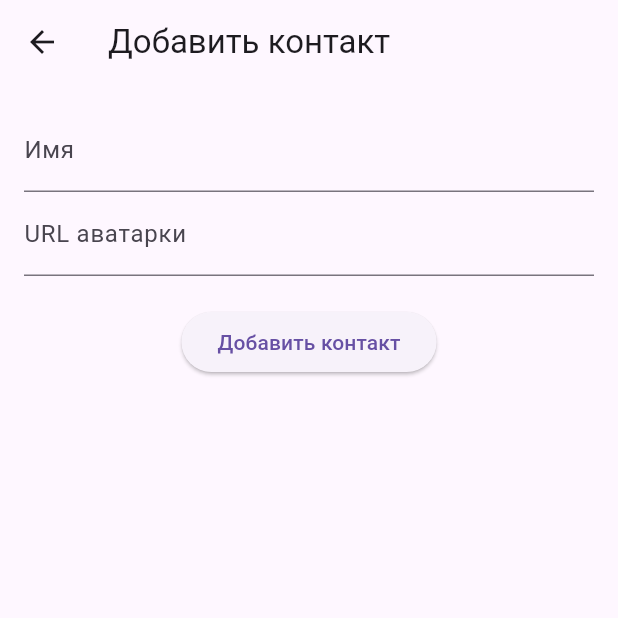
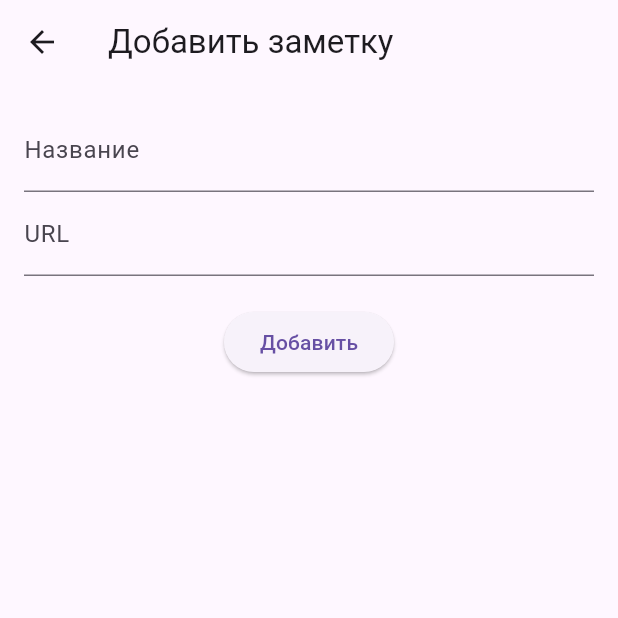
Before and after one commit to QXZWY/ExtraProject, a Flutter app: the AddContactScreen screen opened directly with empty values, on a phone screen of 412 x 824 dp, the top half of it. Run offline on Flutter 3.47's test engine with Material 3 defaults, Android fonts, the phone set to English and light mode, and no system bars; our stand-ins replace bloc, cached_network_image, equatable, flutter_bloc, shared_preferences; accounts and stored records are empty.

Commit message:
аппвап

```diff
--- a/lib/screens/contacts_screen.dart
+++ b/lib/screens/contacts_screen.dart
@@ -69,7 +69,7 @@ class _ContactsScreenState extends State<ContactsScreen> {
                 child: contact.avatarUrl.isEmpty ? Icon(Icons.person, size: 50) : null,
               ),
               SizedBox(height: 20),
-              Text('почта: ${_generateRandomPhoneNumber()}'),
+              Text('Автор заметки: ${_generateRandomPhoneNumber()}'),
             ],
           ),
           actions: [
@@ -217,14 +217,14 @@ class _AddContactScreenState extends State<AddContactScreen> {
   Widget build(BuildContext context) {
     return Scaffold(
       appBar: AppBar(
-        title: Text('Добавить контакт'),
+        title: Text('Добавить заметку'),
       ),
       body: Padding(
         padding: const EdgeInsets.all(16.0),
         child: Column(
           children: [
             TextField(
-              decoration: InputDecoration(labelText: 'Имя'),
+              decoration: InputDecoration(labelText: 'Название'),
               onChanged: (value) {
                 setState(() {
                   _name = value;
@@ -232,7 +232,7 @@ class _AddContactScreenState extends State<AddContactScreen> {
               },
             ),
             TextField(
-              decoration: InputDecoration(labelText: 'URL аватарки'),
+              decoration: InputDecoration(labelText: 'URL'),
               onChanged: (value) {
                 setState(() {
                   _avatarUrl = value;
@@ -247,7 +247,7 @@ class _AddContactScreenState extends State<AddContactScreen> {
                   Navigator.pop(context);
                 }
               },
-              child: Text('Добавить контакт'),
+              child: Text('Добавить'),
             ),
           ],
         ),
```
